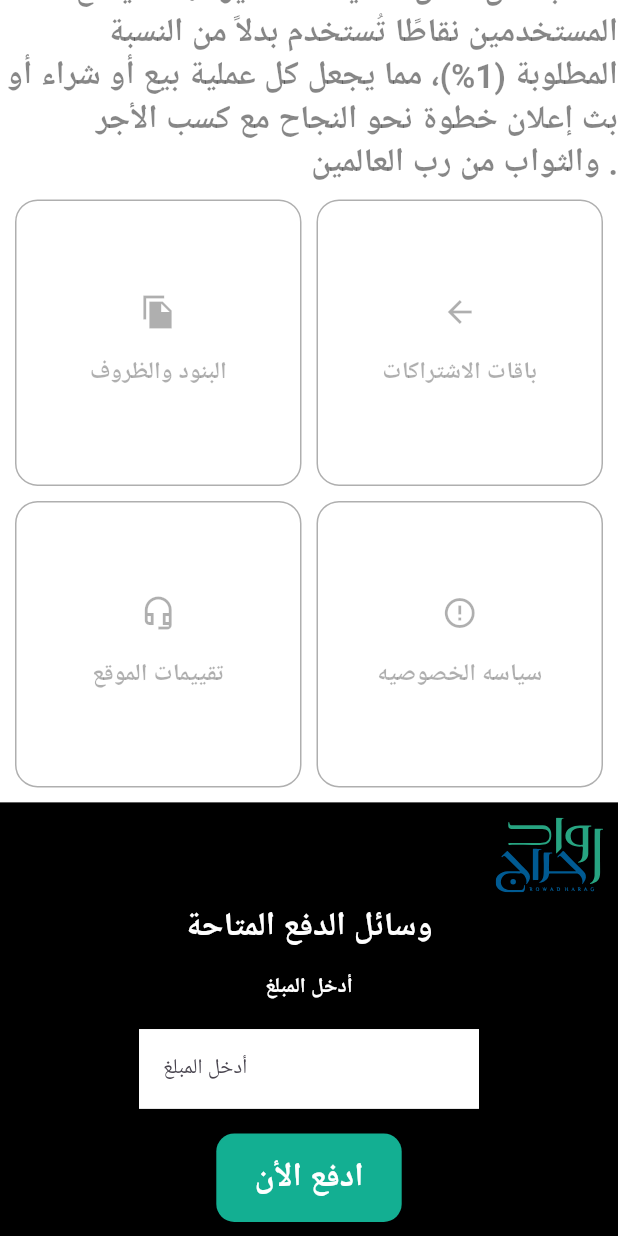
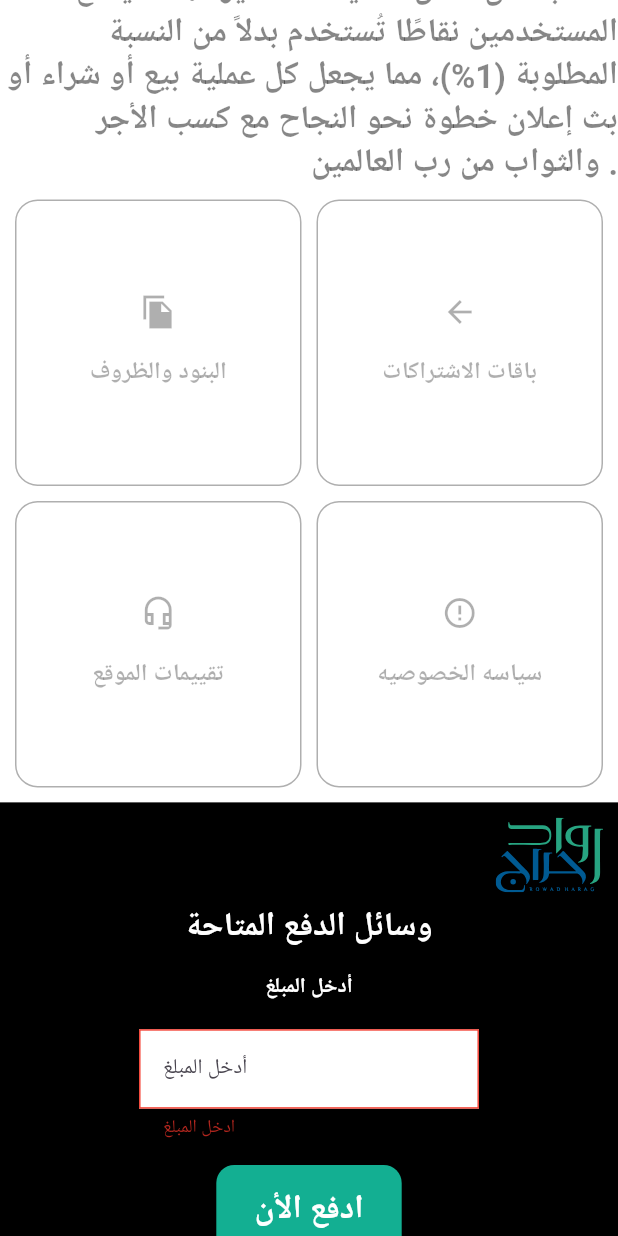
Before and after one commit to hesham81/rowad_hrag, a Flutter app: the LoadedHomeScreenUi widget shown alone on an empty page, opened directly with empty values, scrolled down 2432 dp, after a tap on "ادفع الأن", on a phone screen of 412 x 824 dp. Run offline on Flutter 3.47's test engine with Material 3 defaults, Android fonts, the light colour scheme and no system bars; our stand-ins replace animate_do, animated_custom_dropdown, bot_toast, cached_network_image, carousel_slider, dartz and 13 more; missing offline and left inert: flutter_inappwebview, route_transitions; accounts and stored records are empty; network calls fail; Roboto replaces fonts that are missing (Cairo); project files that could hold a hidden picture were left out.

Commit message:
ending of footer

```diff
--- a/lib/features/layout/presentation/pages/loaded_home_screen.dart
+++ b/lib/features/layout/presentation/pages/loaded_home_screen.dart
@@ -1,5 +1,7 @@
 import 'package:flutter/material.dart';
+import 'package:flutter_bloc/flutter_bloc.dart';
 import 'package:route_transitions/route_transitions.dart';
+import 'package:rowad_hrag/features/plans/presentation/manager/plans_cubit.dart';
 import '/core/extensions/align.dart';
 import '/core/extensions/extensions.dart';
 import '/core/widget/custom_text_button.dart';
@@ -151,7 +153,10 @@ class LoadedHomeScreenUi extends StatelessWidget {
           HomeButtonsSelectorFooterWidget(
             allReviews: reviews,
           ),
-          NavigatorHomeFooterWidget()
+          BlocProvider(
+            create: (context) => PlansCubit(),
+            child: NavigatorHomeFooterWidget(),
+          )
         ],
       ),
     );
--- a/lib/features/layout/presentation/widget/navigator_home_footer_widget.dart
+++ b/lib/features/layout/presentation/widget/navigator_home_footer_widget.dart
@@ -1,4 +1,5 @@
 import 'package:flutter/material.dart';
+import 'package:flutter_bloc/flutter_bloc.dart';
 import 'package:flutter_svg/flutter_svg.dart';
 import 'package:rowad_hrag/core/constant/app_assets.dart';
 import 'package:rowad_hrag/core/extensions/align.dart';
@@ -7,13 +8,27 @@ import 'package:rowad_hrag/core/extensions/extensions.dart';
 import 'package:rowad_hrag/core/theme/app_colors.dart';
 import 'package:rowad_hrag/core/widget/custom_elevated_button.dart';
 import 'package:rowad_hrag/core/widget/custom_text_form_field.dart';
+import 'package:rowad_hrag/features/payment_footer/presentation/manager/plans_cubit.dart';
 
-class NavigatorHomeFooterWidget extends StatelessWidget {
+class NavigatorHomeFooterWidget extends StatefulWidget {
   const NavigatorHomeFooterWidget({super.key});
 
   @override
+  State<NavigatorHomeFooterWidget> createState() =>
+      _NavigatorHomeFooterWidgetState();
+}
+
+class _NavigatorHomeFooterWidgetState extends State<NavigatorHomeFooterWidget> {
+  var amountController = TextEditingController();
+  var formKey = GlobalKey<FormState>();
+
+  @override
   Widget build(BuildContext context) {
-    return Container(
+    var cubit = context.read<PlansCubit>();
+
+    return Form(
+      key: formKey,
+      child: Container(
         width: double.maxFinite,
         decoration: BoxDecoration(
           color: Color(0xff000000),
@@ -48,11 +63,14 @@ class NavigatorHomeFooterWidget extends StatelessWidget {
                   width: 0.55.width,
                   child: CustomTextFormField(
                     hintText: "أدخل المبلغ",
-                  controller: TextEditingController(),
+                    controller: amountController,
                     isFilled: true,
                     borderColor: Colors.white,
+                    keyboardType: TextInputType.number,
                     borderRadius: 0,
                     fillColor: AppColors.primaryColor,
+                    validate: (value) =>
+                        (value!.isEmpty) ? "ادخل المبلغ" : null,
                   ),
                 ),
                 0.02.height.hSpace,
@@ -66,13 +84,22 @@ class NavigatorHomeFooterWidget extends StatelessWidget {
                             fontWeight: FontWeight.bold,
                           ),
                     ),
-                  onPressed: () {},
+                    onPressed: () {
+                      if (formKey.currentState!.validate()) {
+                        cubit.payCustomAmount(
+                          double.parse(
+                            amountController.text,
+                          ),
+                        );
+                      }
+                    },
                   ),
                 ),
               ],
             )
           ],
         ).allPadding(10),
+      ),
     );
   }
 }
--- a/lib/features/product_details/presentation/manager/product_details_cubit.dart
+++ b/lib/features/product_details/presentation/manager/product_details_cubit.dart
@@ -69,8 +69,6 @@ class ProductDetailsCubit extends Cubit<ProductDetailsState> {
     } catch (error) {
       throw Exception(error.toString());
     } finally {
-      log(productDetailsDataModel?.name.toString() ??
-          "حدث خطأ ما برجاء\nبرجاء المحاوله مره اخري");
       EasyLoading.dismiss();
     }
   }
--- a/lib/main.dart
+++ b/lib/main.dart
@@ -1,14 +1,21 @@
 import 'package:bot_toast/bot_toast.dart';
 import 'package:flutter/material.dart';
+import 'package:flutter_bloc/flutter_bloc.dart';
 import 'package:flutter_easyloading/flutter_easyloading.dart';
 import 'package:rowad_hrag/core/services/loading_manager.dart';
+import 'package:rowad_hrag/features/payment_footer/presentation/manager/plans_cubit.dart';
 import '/core/route/on_generate_route.dart';
 import '/core/theme/app_theme.dart';
 
 final GlobalKey<NavigatorState> navigationKey = GlobalKey<NavigatorState>();
 
-void main() async{
-  runApp(const MyApp());
+void main() async {
+  runApp(
+    BlocProvider(
+      create: (context) => PlansCubit(),
+      child: const MyApp(),
+    ),
+  );
   configLoading();
 }
 
```
Lines whose indentation alone changed are shown as unchanged.
